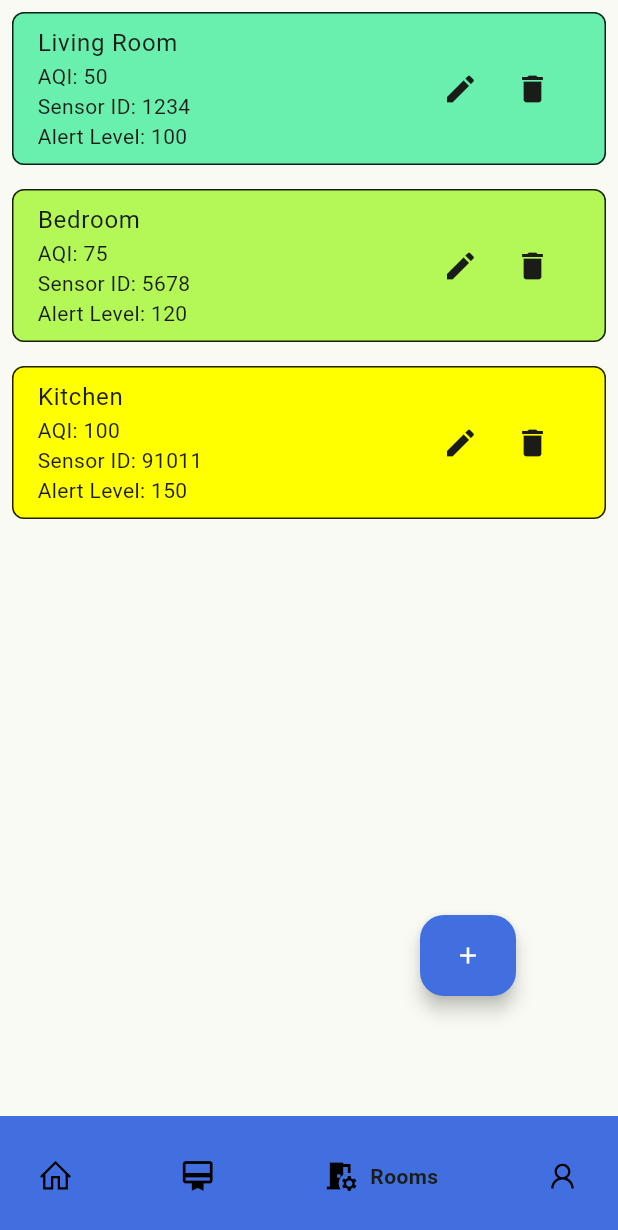
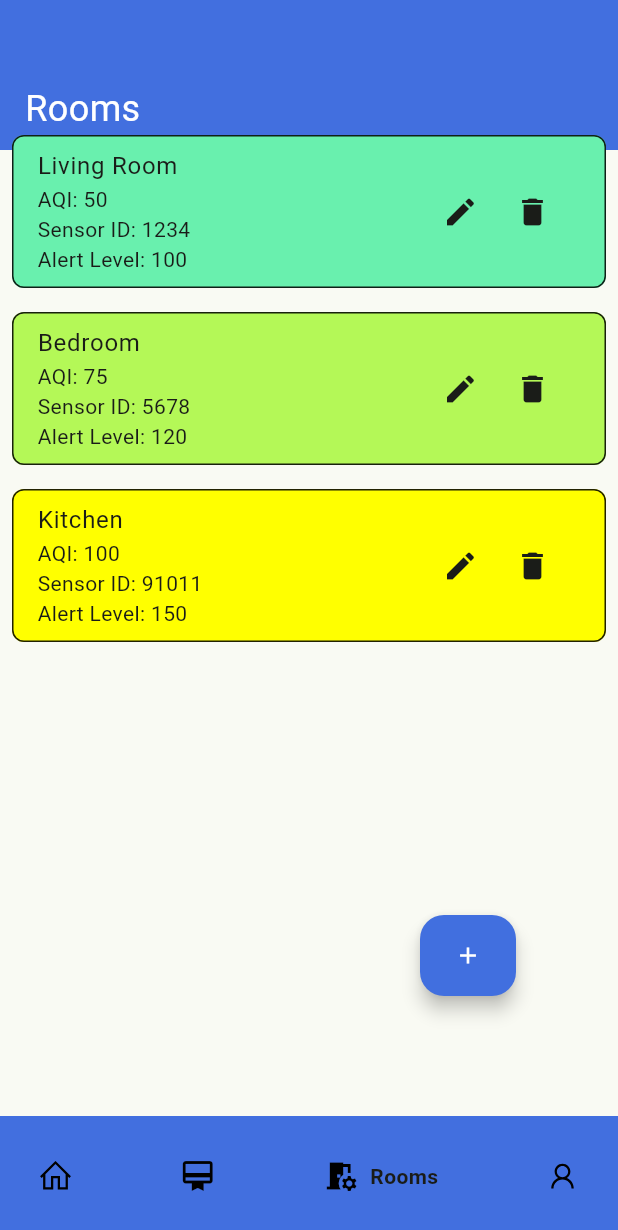
Before and after one commit to Dhanush-varddhan-k/AirSense, a Flutter app: the HomeScreen screen opened by its route, item 3 of the bottom bar chosen, on a phone screen of 412 x 824 dp. Shown: the top 1230 px of the screen. Run offline on Flutter 3.47's test engine with Material 3 defaults, Android fonts, the phone set to English and light mode, and no system bars; drawn by our look-alikes of google_nav_bar; our stand-ins replace firebase_auth, firebase_core, firebase_database, fl_chart, fluttertoast, icons_plus and 2 more; missing offline and left inert: logo, real_time_chart; accounts and stored records are empty.

Commit message:
Review-1

```diff
--- a/lib/pages/rooms.dart
+++ b/lib/pages/rooms.dart
@@ -1,6 +1,7 @@
 import 'dart:math';
 
 import 'package:flutter/material.dart';
+import '../theme/variables.dart';
 
 void main() {
   runApp(MyApp());
@@ -48,6 +49,20 @@ class _RoomListPageState extends State<RoomListPage> {
   @override
   Widget build(BuildContext context) {
     return Stack(children: [
+      Container(
+        height: 100,
+        color: purple,
+        child: const Align(
+          alignment: FractionalOffset(0.05, 0.9),
+          child: Padding(
+            padding: EdgeInsets.only(bottom: 4.0),
+            child: Text(
+              "Rooms",
+              style: TextStyle(color: Colors.white, fontSize: 24.0),
+            ),
+          ),
+        ),
+      ),
       ListView.builder(
         itemCount: rooms.length,
         itemBuilder: (BuildContext context, int index) {
@@ -57,7 +72,10 @@ class _RoomListPageState extends State<RoomListPage> {
               borderRadius: BorderRadius.circular(8.0),
               gradient: _getGradientColors(rooms[index].aqi),
             ),
-            margin: EdgeInsets.all(8.0),
+            margin: index == 0
+                ? const EdgeInsets.only(
+                top: 90.0, left: 8.0, right: 8.0, bottom: 8.0)
+                : const EdgeInsets.all(8.0),
             child: ListTile(
               title: Text(rooms[index].name),
               subtitle: Column(
```
Also changed, not shown: lib/pages/dashboard.dart (+134 -54 lines).
